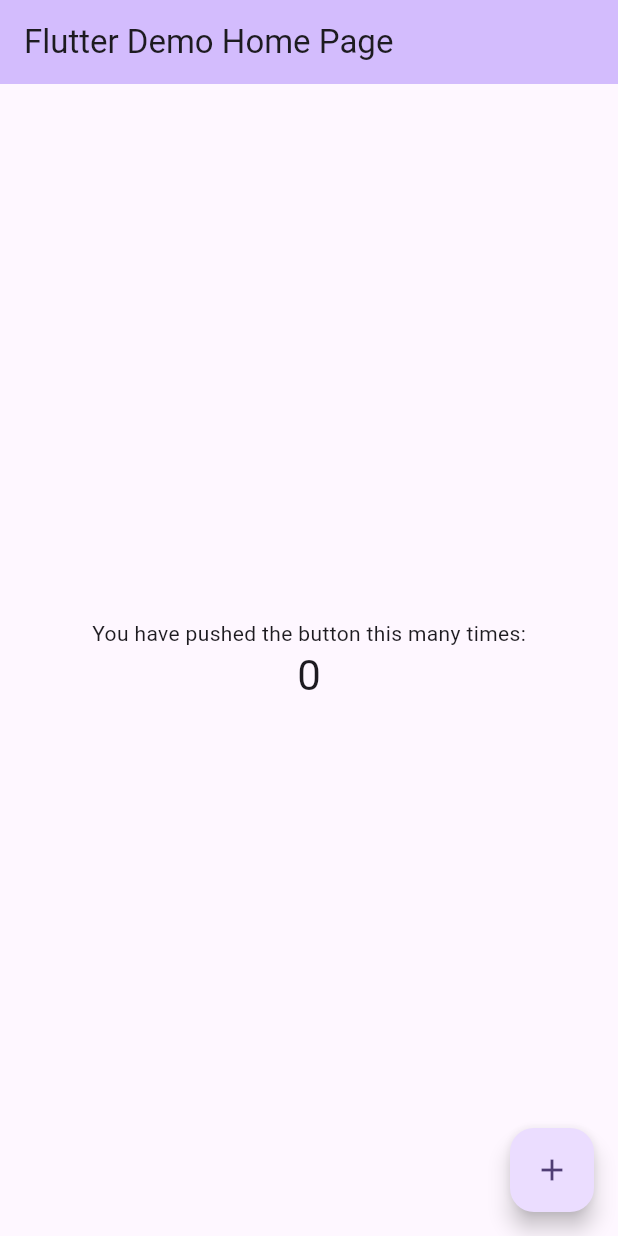
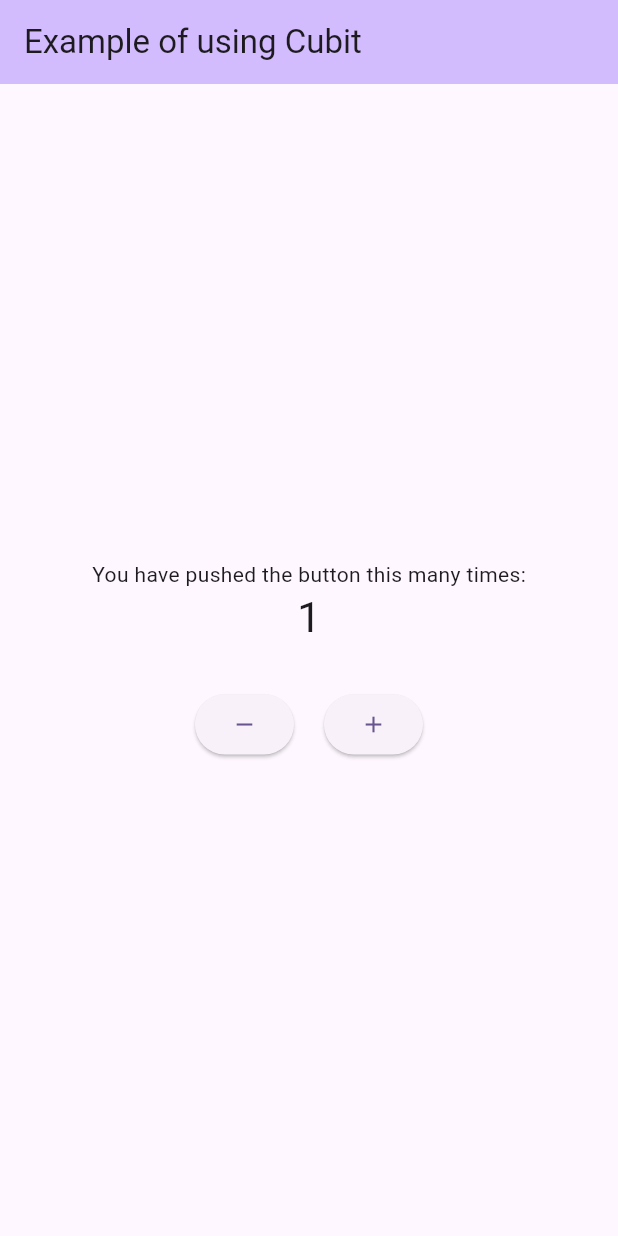
Before and after one commit to faustojc/ventrift, a Flutter app: the screen it shows after launch, on a phone screen of 412 x 824 dp. Run offline on Flutter 3.47's test engine with Material 3 defaults, Android fonts, the phone set to English and light mode, and no system bars; our stand-ins replace drift, flutter_bloc, logger, supabase_flutter; missing offline and left inert: drift_sqlite_async, fast_cached_network_image, powersync, ulid; accounts and stored records are empty; generated files the repository leaves out were written again; statements that could not run were skipped.

Commit message:
feat: Implement example of counter with Cubit

```diff
--- a/lib/main.dart
+++ b/lib/main.dart
@@ -1,7 +1,9 @@
 import 'package:fast_cached_network_image/fast_cached_network_image.dart';
 import 'package:flutter/material.dart';
+import 'package:flutter_bloc/flutter_bloc.dart';
 import 'package:path_provider/path_provider.dart';
 import 'package:ventrift/data/sources/connector_backend.dart';
+import 'package:ventrift/presentation/blocs/counter_cubit.dart';
 
 Future<void> main() async {
   WidgetsBinding widgetsBinding = WidgetsFlutterBinding.ensureInitialized();
@@ -28,118 +30,65 @@ Future<void> main() async {
 class MyApp extends StatelessWidget {
   const MyApp({super.key});
 
-  // This widget is the root of your application.
   @override
   Widget build(BuildContext context) {
-    return MaterialApp(
-      title: 'Flutter Demo',
-      theme: ThemeData(
-        // This is the theme of your application.
-        //
-        // TRY THIS: Try running your application with "flutter run". You'll see
-        // the application has a purple toolbar. Then, without quitting the app,
-        // try changing the seedColor in the colorScheme below to Colors.green
-        // and then invoke "hot reload" (save your changes or press the "hot
-        // reload" button in a Flutter-supported IDE, or press "r" if you used
-        // the command line to start the app).
-        //
-        // Notice that the counter didn't reset back to zero; the application
-        // state is not lost during the reload. To reset the state, use hot
-        // restart instead.
-        //
-        // This works for code too, not just values: Most code changes can be
-        // tested with just a hot reload.
-        colorScheme: ColorScheme.fromSeed(seedColor: Colors.deepPurple),
-        useMaterial3: true,
+    return BlocProvider<CounterCubit>(
+      create: (context) => CounterCubit(),
+      child: MaterialApp(
+        title: 'Flutter Demo',
+        theme: ThemeData(
+          colorScheme: ColorScheme.fromSeed(seedColor: Colors.deepPurple),
+          useMaterial3: true,
+        ),
+        home: const MyHomePage(title: 'Example of using Cubit'),
       ),
-      home: const MyHomePage(title: 'Flutter Demo Home Page'),
     );
   }
 }
 
-class MyHomePage extends StatefulWidget {
+class MyHomePage extends StatelessWidget {
   const MyHomePage({super.key, required this.title});
-
-  // This widget is the home page of your application. It is stateful, meaning
-  // that it has a State object (defined below) that contains fields that affect
-  // how it looks.
-
-  // This class is the configuration for the state. It holds the values (in this
-  // case the title) provided by the parent (in this case the App widget) and
-  // used by the build method of the State. Fields in a Widget subclass are
-  // always marked "final".
 
   final String title;
 
   @override
-  State<MyHomePage> createState() => _MyHomePageState();
-}
-
-class _MyHomePageState extends State<MyHomePage> {
-  int _counter = 0;
-
-  void _incrementCounter() {
-    setState(() {
-      // This call to setState tells the Flutter framework that something has
-      // changed in this State, which causes it to rerun the build method below
-      // so that the display can reflect the updated values. If we changed
-      // _counter without calling setState(), then the build method would not be
-      // called again, and so nothing would appear to happen.
-      _counter++;
-    });
-  }
-
-  @override
   Widget build(BuildContext context) {
-    // This method is rerun every time setState is called, for instance as done
-    // by the _incrementCounter method above.
-    //
-    // The Flutter framework has been optimized to make rerunning build methods
-    // fast, so that you can just rebuild anything that needs updating rather
-    // than having to individually change instances of widgets.
     return Scaffold(
       appBar: AppBar(
-        // TRY THIS: Try changing the color here to a specific color (to
-        // Colors.amber, perhaps?) and trigger a hot reload to see the AppBar
-        // change color while the other colors stay the same.
         backgroundColor: Theme.of(context).colorScheme.inversePrimary,
-        // Here we take the value from the MyHomePage object that was created by
-        // the App.build method, and use it to set our appbar title.
-        title: Text(widget.title),
+        title: Text(title),
       ),
       body: Center(
-        // Center is a layout widget. It takes a single child and positions it
-        // in the middle of the parent.
         child: Column(
-          // Column is also a layout widget. It takes a list of children and
-          // arranges them vertically. By default, it sizes itself to fit its
-          // children horizontally, and tries to be as tall as its parent.
-          //
-          // Column has various properties to control how it sizes itself and
-          // how it positions its children. Here we use mainAxisAlignment to
-          // center the children vertically; the main axis here is the vertical
-          // axis because Columns are vertical (the cross axis would be
-          // horizontal).
-          //
-          // TRY THIS: Invoke "debug painting" (choose the "Toggle Debug Paint"
-          // action in the IDE, or press "p" in the console), to see the
-          // wireframe for each widget.
           mainAxisAlignment: MainAxisAlignment.center,
           children: <Widget>[
             const Text(
               'You have pushed the button this many times:',
             ),
-            Text(
-              '$_counter',
-              style: Theme.of(context).textTheme.headlineMedium,
+            BlocBuilder<CounterCubit, int>(
+              buildWhen: (prev, curr) => prev != curr,
+              builder: (context, state) => Text(
+                '$state',
+                style: Theme.of(context).textTheme.headlineMedium,
+              ),
             ),
+            const SizedBox(height: 30),
+            Row(
+              mainAxisAlignment: MainAxisAlignment.center,
+              children: [
+                ElevatedButton(
+                  onPressed: () => BlocProvider.of<CounterCubit>(context).decrement(),
+                  child: const Icon(Icons.remove),
+                ),
+                const SizedBox(width: 20),
+                ElevatedButton(
+                  onPressed: () => BlocProvider.of<CounterCubit>(context).increment(),
+                  child: const Icon(Icons.add),
+                )
+              ],
+            )
           ],
         ),
-      ),
-      floatingActionButton: FloatingActionButton(
-        onPressed: _incrementCounter,
-        tooltip: 'Increment',
-        child: const Icon(Icons.add),
       ),
     );
   }
--- /dev/null
+++ b/lib/presentation/blocs/counter_cubit.dart
@@ -0,0 +1,8 @@
+import 'package:flutter_bloc/flutter_bloc.dart';
+
+class CounterCubit extends Cubit<int> {
+  CounterCubit() : super(1);
+
+  void increment() => emit(state + 1);
+  void decrement() => emit(state - 1);
+}
```
